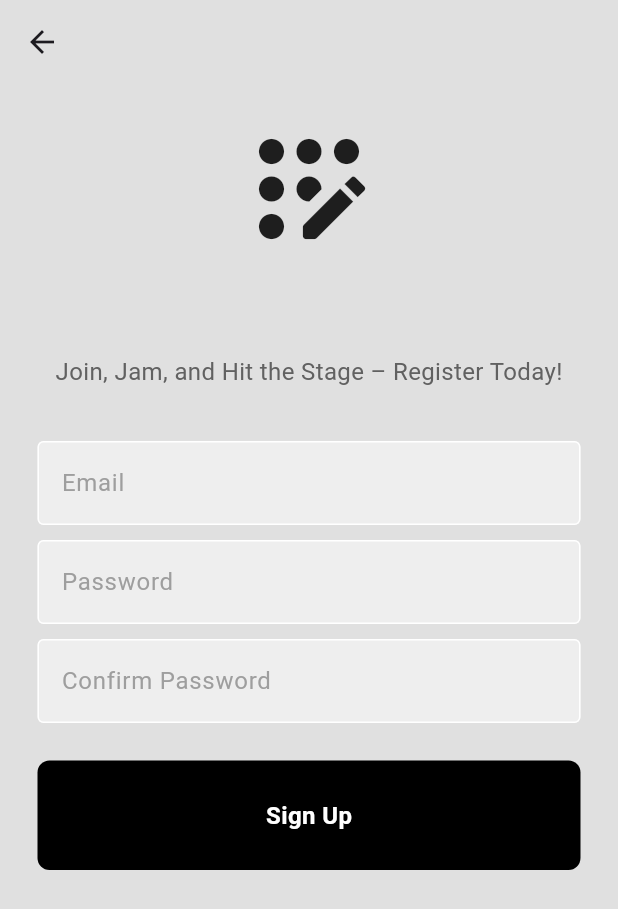
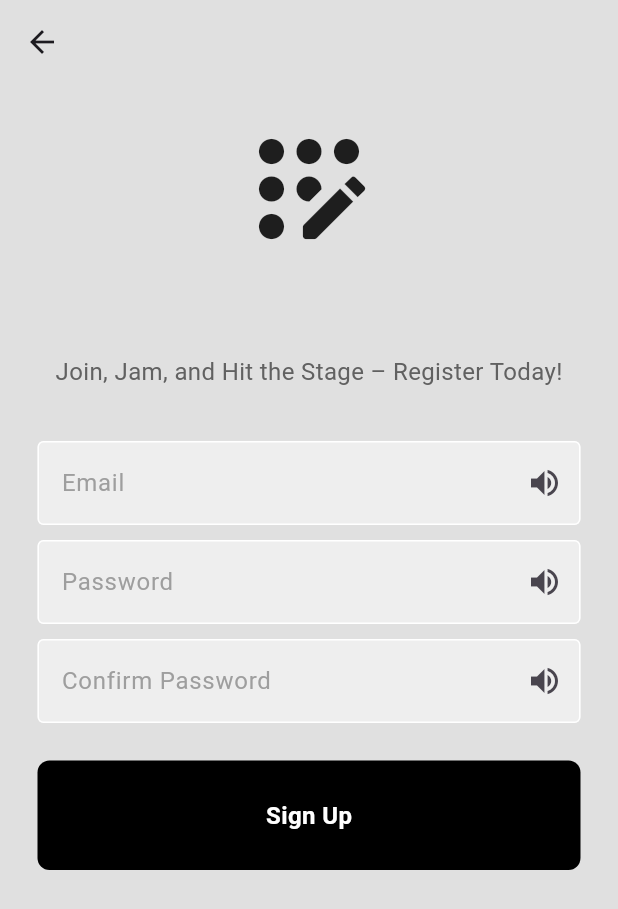
Before and after one commit to ujjwalmangalatreya/musical, a Flutter app: the RegisterPage screen opened by its route, on a phone screen of 412 x 824 dp. Shown: the top 909 px of the screen. Run offline on Flutter 3.47's test engine with Material 3 defaults, Android fonts, the phone set to English and light mode, and no system bars; our stand-ins replace firebase_core; accounts and stored records are empty.

Commit message:
Icon Work in the form

```diff
--- a/lib/UI/screens/common_widgets/my_textfield.dart
+++ b/lib/UI/screens/common_widgets/my_textfield.dart
@@ -49,6 +49,13 @@ class MyTextField extends StatelessWidget {
                   fillColor: Colors.grey.shade200,
                   filled: true,
                   hintText: hintText,
+                  suffixIcon: IconButton(
+                    icon: const Icon(Icons.volume_up),
+
+                    onPressed: () {
+
+                    },
+                  ),
                   hintStyle: TextStyle(color: Colors.grey[500])),
             ),
           ],
```
Also changed, not shown: 2 other files.
